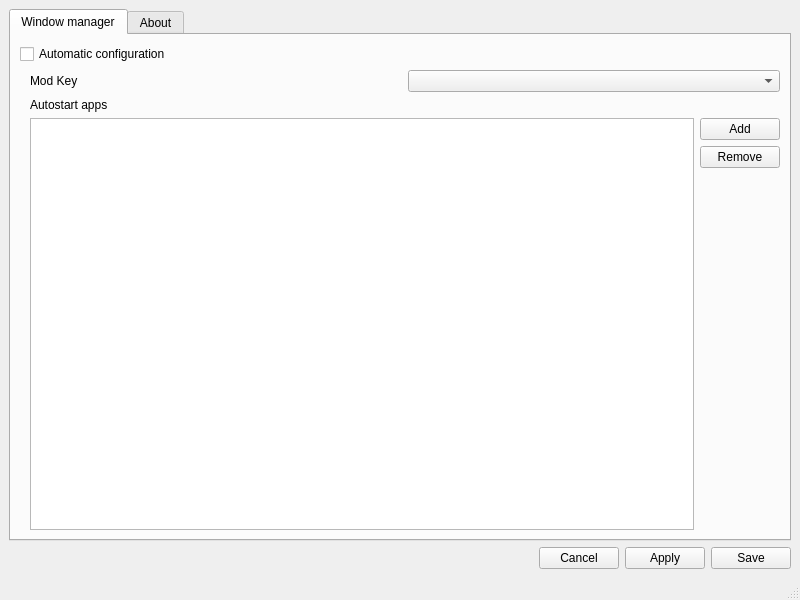
Above: UI/SettingsManager/mainwindow.ui from trickypr/linux-game-console before the change. Below: the same form after it.
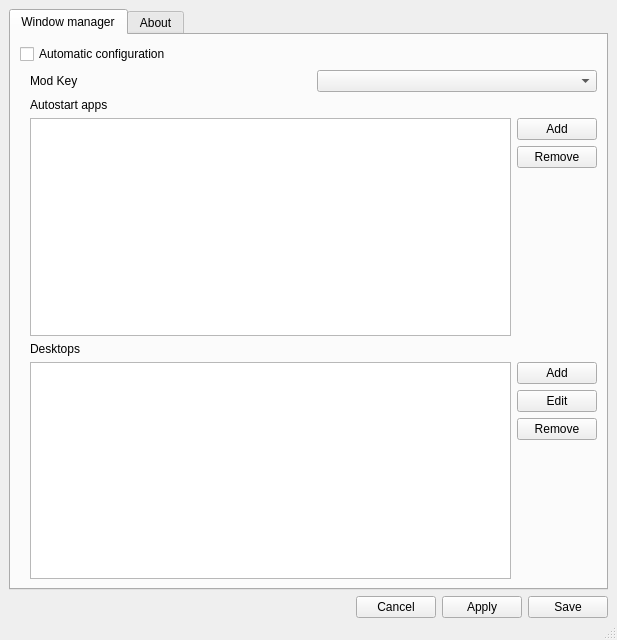
That is the form after the change.

Commit message: Settings: add desktops

```diff
--- a/UI/SettingsManager/mainwindow.ui
+++ b/UI/SettingsManager/mainwindow.ui
@@ -6,8 +6,8 @@
    <rect>
     <x>0</x>
     <y>0</y>
-    <width>800</width>
-    <height>600</height>
+    <width>617</width>
+    <height>640</height>
    </rect>
   </property>
   <property name="windowTitle">
@@ -15,6 +15,9 @@
   </property>
   <widget class="QWidget" name="centralwidget">
    <layout class="QVBoxLayout" name="verticalLayout_3">
+    <property name="bottomMargin">
+     <number>0</number>
+    </property>
     <item>
      <widget class="QTabWidget" name="tabWidget">
       <property name="tabPosition">
@@ -112,6 +115,58 @@
             </item>
            </layout>
           </item>
+          <item>
+           <widget class="QLabel" name="label_4">
+            <property name="text">
+             <string>Desktops</string>
+            </property>
+           </widget>
+          </item>
+          <item>
+           <layout class="QHBoxLayout" name="horizontalLayout_4">
+            <item>
+             <widget class="QListWidget" name="desktops"/>
+            </item>
+            <item>
+             <layout class="QVBoxLayout" name="verticalLayout_6">
+              <item>
+               <widget class="QPushButton" name="desktopAdd">
+                <property name="text">
+                 <string>Add</string>
+                </property>
+               </widget>
+              </item>
+              <item>
+               <widget class="QPushButton" name="desktopEdit">
+                <property name="text">
+                 <string>Edit</string>
+                </property>
+               </widget>
+              </item>
+              <item>
+               <widget class="QPushButton" name="desktopRemove">
+                <property name="text">
+                 <string>Remove</string>
+                </property>
+               </widget>
+              </item>
+              <item>
+               <spacer name="verticalSpacer_4">
+                <property name="orientation">
+                 <enum>Qt::Vertical</enum>
+                </property>
+                <property name="sizeHint" stdset="0">
+                 <size>
+                  <width>20</width>
+                  <height>40</height>
+                 </size>
+                </property>
+               </spacer>
+              </item>
+             </layout>
+            </item>
+           </layout>
+          </item>
          </layout>
         </item>
        </layout>
```
Left out of the diff: 2 changed lines with no effect on the pictures. The commit also changes 6 other files.
